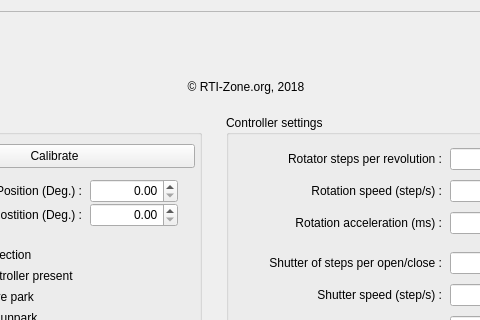
Qt form NexDomeV3.ui (rpineau/NexDomeV3) before a commit; both pictures show x 121 to 601 and y 0 to 320 of the 712 by 464 pixel window.
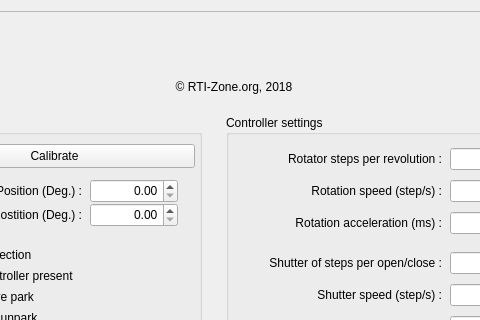
The same form after that commit. Icons and pictures are not drawn. Custom widgets are drawn as their Qt base class.

Commit message: Center the logo

The edit to the form file:
```diff
--- a/NexDomeV3.ui
+++ b/NexDomeV3.ui
@@ -402,7 +402,7 @@
      <widget class="QLabel" name="label_logo">
       <property name="geometry">
        <rect>
-        <x>272</x>
+        <x>260</x>
         <y>0</y>
         <width>168</width>
         <height>64</height>
@@ -424,7 +424,7 @@
      <widget class="QLabel" name="label_4">
       <property name="geometry">
        <rect>
-        <x>272</x>
+        <x>260</x>
         <y>64</y>
         <width>168</width>
         <height>24</height>
```
